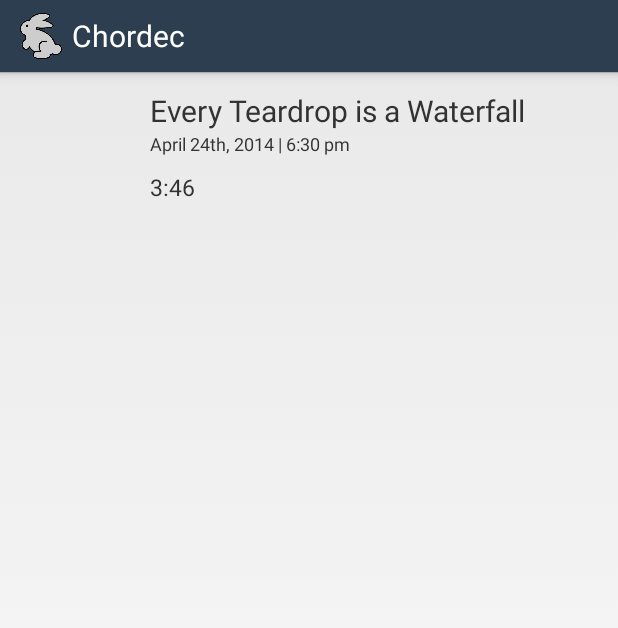
After one commit to Thearith/chordec, an Android app: the layout activity_database_listitem.xml on its own in the app's theme, with its tools: preview values and no code run, on a phone screen of 412 x 824 dp. The commit adds this screen. Shown: the top 628 px of the screen. Run offline under Robolectric (Android 15) with nearby library versions, the phone set to English and light mode, and no system bars.

Commit message:
add listview + improve code readiblity

```diff
--- a/Chordec/app/build.gradle
+++ b/Chordec/app/build.gradle
@@ -23,4 +23,5 @@ dependencies {
     compile fileTree(dir: 'libs', include: ['*.jar'])
     compile 'com.android.support:appcompat-v7:21.0.3'
     compile files('libs/easyandroidanimationslibrary-v0.5.jar')
+    compile 'com.amulyakhare:com.amulyakhare.textdrawable:1.0.1'
 }
--- a/Chordec/app/src/main/AndroidManifest.xml
+++ b/Chordec/app/src/main/AndroidManifest.xml
@@ -4,6 +4,7 @@
 
     <uses-permission android:name="android.permission.RECORD_AUDIO" />
     <uses-permission android:name="android.permission.MODIFY_AUDIO_SETTINGS" />
+    <uses-permission android:name="android.permission.WRITE_EXTERNAL_STORAGE" />
 
     <application
         android:allowBackup="true"
@@ -28,6 +29,10 @@
             android:name=".DatabaseActivity"
             android:label="@string/title_activity_database" >
         </activity>
+        <activity
+            android:name=".PlayActivity"
+            android:label="@string/title_activity_play" >
+        </activity>
     </application>
 
 </manifest>
--- /dev/null
+++ b/Chordec/app/src/main/res/layout/activity_database_listitem.xml
@@ -0,0 +1,56 @@
+<?xml version="1.0" encoding="utf-8"?>
+
+<LinearLayout xmlns:android="http://schemas.android.com/apk/res/android"
+    android:layout_width="match_parent"
+    android:layout_height="@dimen/list_item_height"
+    android:layout_marginLeft="10dp"
+    android:gravity="center_vertical"
+    android:orientation="horizontal">
+
+    <ImageView
+        android:id="@+id/roundedLetter"
+        android:layout_weight="1"
+        android:layout_width="@dimen/list_item_round_letter_width"
+        android:layout_height="@dimen/list_item_round_letter_width"
+        android:layout_marginLeft="@dimen/list_item_round_letter_margin"
+        android:layout_marginRight="@dimen/list_item_round_letter_margin" />
+
+    <LinearLayout
+        android:orientation="vertical"
+        android:layout_weight="3"
+        android:layout_width="wrap_content"
+        android:layout_height="match_parent"
+        android:gravity="center_vertical">
+
+        <TextView
+            android:id="@+id/chordID"
+            android:layout_width="wrap_content"
+            android:layout_height="wrap_content"
+            android:visibility="gone" />
+
+        <TextView
+            android:id="@+id/chordName"
+            android:layout_width="wrap_content"
+            android:layout_height="wrap_content"
+            android:textSize="20sp"
+            android:text="Every Teardrop is a Waterfall"/>
+
+        <TextView
+            android:id="@+id/chordDate"
+            android:layout_width="wrap_content"
+            android:layout_height="wrap_content"
+            android:textSize="12sp"
+            android:layout_marginBottom="10dp"
+            android:textColor="#333"
+            android:text="April 24th, 2014 | 6:30 pm"/>
+
+        <TextView
+            android:id="@+id/chordDuration"
+            android:layout_width="wrap_content"
+            android:layout_height="wrap_content"
+            android:textSize="15sp"
+            android:text="3:46"/>
+
+    </LinearLayout>
+
+</LinearLayout>
--- a/Chordec/app/src/main/res/layout/activity_main.xml
+++ b/Chordec/app/src/main/res/layout/activity_main.xml
@@ -44,8 +44,7 @@
             android:layout_centerVertical="true"
             android:layout_alignParentLeft="true"
             android:layout_marginLeft="25dp"
-            android:background="@android:color/transparent"
-            android:src="@drawable/pause"/>
+            android:background="@android:color/transparent"/>
 
         <ImageButton
             android:id="@+id/stopButton"
--- a/Chordec/app/src/main/res/menu/menu_database.xml
+++ b/Chordec/app/src/main/res/menu/menu_database.xml
@@ -2,6 +2,5 @@
     xmlns:app="http://schemas.android.com/apk/res-auto"
     xmlns:tools="http://schemas.android.com/tools"
     tools:context="com.example.chordec.chordec.DatabaseActivity">
-    <item android:id="@+id/action_settings" android:title="@string/action_settings"
-        android:orderInCategory="100" app:showAsAction="never" />
+
 </menu>
--- a/Chordec/app/src/main/res/values/dimens.xml
+++ b/Chordec/app/src/main/res/values/dimens.xml
@@ -10,4 +10,10 @@
     <dimen name="record_layout_height">100dp</dimen>
     <dimen name="record_layout_button_width">50dp</dimen>
     <dimen name="record_layout_button_height">50dp</dimen>
+
+    <!--list item-->
+    <dimen name="list_item_height">100dp</dimen>
+    <dimen name="list_item_round_letter_margin">10dp</dimen>
+    <dimen name="list_item_round_letter_width">50dp</dimen>
+    <dimen name="list_item_arrow_margin">10dp</dimen>
 </resources>
--- a/Chordec/app/src/main/res/values/strings.xml
+++ b/Chordec/app/src/main/res/values/strings.xml
@@ -6,5 +6,6 @@
     <string name="action_database">Database</string>
     <string name="title_activity_splash">Splash</string>
     <string name="title_activity_database">DatabaseActivity</string>
+    <string name="title_activity_play">PlayActivity</string>
 
 </resources>
```
Also changed, not shown: Chordec/app/src/main/java/com/example/chordec/chordec/Database/Chord.java (+15 -5 lines), Chordec/app/src/main/java/com/example/chordec/chordec/Database/Database.java (+41 -12 lines), Chordec/app/src/main/java/com/example/chordec/chordec/DatabaseActivity.java (+65 -6 lines), Chordec/app/src/main/java/com/example/chordec/chordec/Helper/Constants.java (added, +23 -0 lines), Chordec/app/src/main/java/com/example/chordec/chordec/ListView/CustomAdapter.java (added, +121 -0 lines), Chordec/app/src/main/java/com/example/chordec/chordec/MainActivity.java (+104 -81 lines), Chordec/app/src/main/java/com/example/chordec/chordec/PlayActivity.java (added, +39 -0 lines), Chordec/app/src/main/res/layout/activity_database.xml (+21 -7 lines), Chordec/app/src/main/res/layout/activity_play.xml (added, +12 -0 lines), Chordec/app/src/main/res/menu/menu_play.xml (added, +7 -0 lines), 1 other file.
